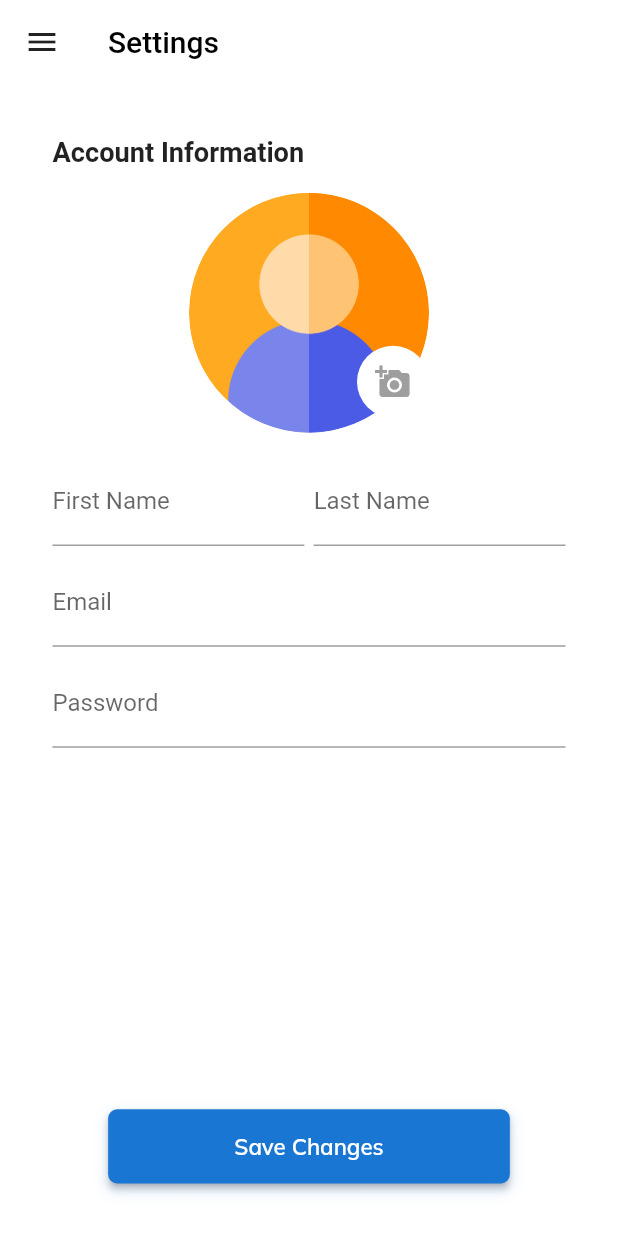
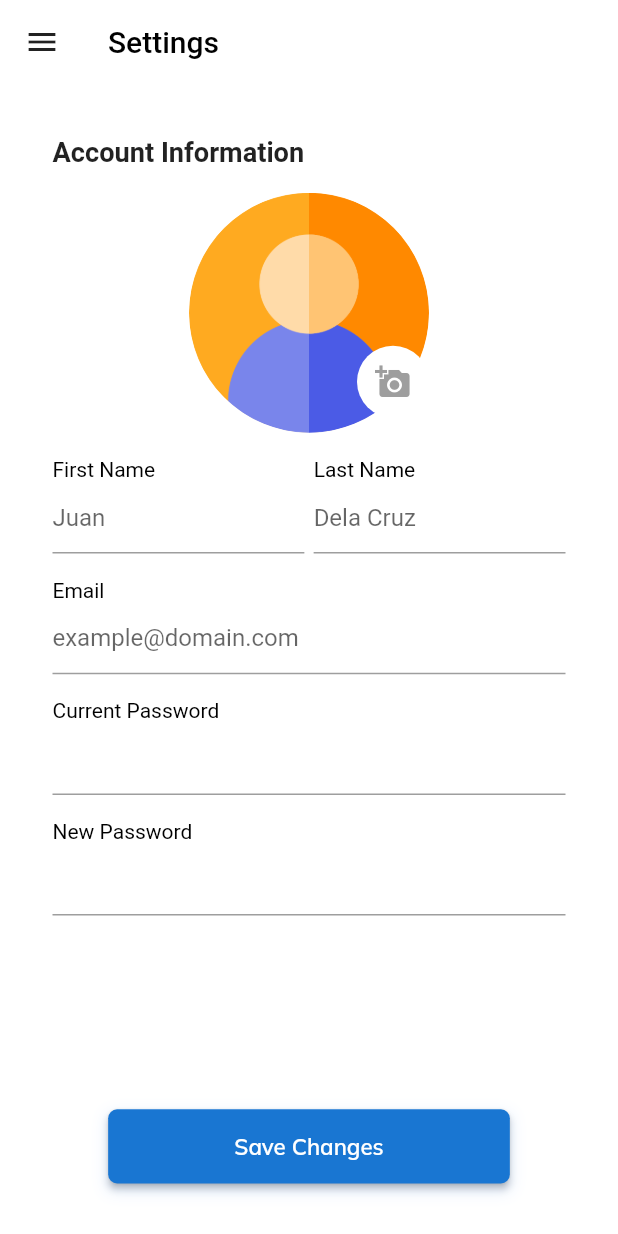
Before and after one commit to Book-cine/booksynation, a Flutter app: the MobileMain screen opened directly with empty values, in the side drawer, after a tap on "Settings", on a phone screen of 412 x 824 dp. Run offline on Flutter 3.47's test engine with Material 2 defaults, Android fonts, the phone set to English and light mode, and no system bars; our stand-ins replace cloud_firestore, firebase_auth, firebase_core, flutter_svg, google_sign_in, introduction_screen and 1 more; accounts and stored records are empty; project files that could hold a hidden picture were left out.

Commit message:
15.1.4 Account Settings Partial 10/20/21

```diff
--- a/booksynation/lib/google_button_web.dart
+++ b/booksynation/lib/google_button_web.dart
@@ -133,7 +133,7 @@ class _GoogleButtonWebState extends State<GoogleButtonWeb> {
                       height: 30.0,
                     ),
                     Padding(
-                      padding: const EdgeInsets.only(left: 20),
+                      padding: const EdgeInsets.only(left: 10),
                       child: Text(
                         'Continue with Google',
                         style: TextStyle(
--- a/booksynation/lib/mobilemain.dart
+++ b/booksynation/lib/mobilemain.dart
@@ -1,6 +1,5 @@
 import 'package:booksynation/main.dart';
 import 'package:booksynation/page/appointment.dart';
-import 'package:booksynation/page/onboarding.dart';
 import 'package:booksynation/page/patient_info/covid_19_info.dart';
 import 'package:booksynation/page/patient_info/widgets/patientData.dart';
 import 'package:booksynation/page/settings.dart';
@@ -211,24 +210,11 @@ class _MobileMainState extends State<MobileMain> {
                   color: Colors.white,
                 )),
             const SizedBox(
-              height: 2,
+              height: 5,
             ),
-            DropdownButtonHideUnderline(
-              child: DropdownButton<String>(
-                value: value,
-                dropdownColor: Colors.teal[200],
-                hint: Text(
-                  email,
-                  style: TextStyle(color: Colors.white, fontSize: 16),
-                ),
-                style: TextStyle(color: Colors.white),
-                icon: Icon(Icons.arrow_drop_down_outlined, color: Colors.white),
-                isExpanded: true,
-                items: emails.map(buildDropItem).toList(),
-                onChanged: (value) => setState(() {
-                  this.value = value;
-                }),
-              ),
+            Text(
+              patient.email,
+              style: TextStyle(color: Colors.white, fontSize: 16),
             ),
           ],
         ),
--- a/booksynation/lib/page/patient_info/widgets/save_changes_button.dart
+++ b/booksynation/lib/page/patient_info/widgets/save_changes_button.dart
@@ -1,7 +1,6 @@
 import 'package:booksynation/page/booksched.dart';
 import 'package:booksynation/page/patient_info/widgets/patientData.dart';
 import 'package:booksynation/web_pages/web_data/assign_vaccine.dart';
-import 'package:booksynation/web_pages/web_data/web_schedules_data.dart';
 import 'package:firebase_auth/firebase_auth.dart';
 import 'package:flutter/material.dart';
 
--- a/booksynation/lib/page/settings.dart
+++ b/booksynation/lib/page/settings.dart
@@ -1,3 +1,4 @@
+import 'package:booksynation/page/patient_info/widgets/patientData.dart';
 import 'package:firebase_auth/firebase_auth.dart';
 import 'package:flutter/material.dart';
 
@@ -19,6 +20,7 @@ class _PatientSettingsState extends State<PatientSettings> {
   Widget build(BuildContext context) {
     final width = MediaQuery.of(context).size.width;
     final height = MediaQuery.of(context).size.height;
+    // final _formKey = GlobalKey<FormState>();
 
     return SafeArea(
       child: Scaffold(
@@ -64,15 +66,30 @@ class _PatientSettingsState extends State<PatientSettings> {
                         ),
                       ),
                     ]),
-
                     SizedBox(height: height * 0.020),
+                    Row(
+                      mainAxisAlignment: MainAxisAlignment.spaceBetween,
+                      children: [
+                        Expanded(
+                          child: Text('First Name',
+                              style:
+                                  TextStyle(color: Colors.black, fontSize: 14)),
+                        ),
+                        SizedBox(width: width * 0.015),
+                        Expanded(
+                          child: Text('Last Name',
+                              style:
+                                  TextStyle(color: Colors.black, fontSize: 14)),
+                        ),
+                      ],
+                    ),
                     Row(
                       mainAxisAlignment: MainAxisAlignment.spaceBetween,
                       children: [
                         Expanded(
                           child: TextField(
                             decoration: InputDecoration(
-                              labelText: 'First Name',
+                              hintText: patient.firstName,
                             ),
                           ),
                         ),
@@ -80,26 +97,41 @@ class _PatientSettingsState extends State<PatientSettings> {
                         Expanded(
                           child: TextField(
                             decoration: InputDecoration(
-                              labelText: 'Last Name',
+                              hintText: patient.lastName,
                             ),
                           ),
                         ),
                       ],
                     ),
-                    SizedBox(height: height * 0.010),
+                    SizedBox(height: height * 0.020),
+                    Align(
+                      alignment: Alignment.centerLeft,
+                      child: Text('Email',
+                          style: TextStyle(color: Colors.black, fontSize: 14)),
+                    ),
                     TextField(
                       decoration: InputDecoration(
-                        labelText: 'Email',
+                        hintText: patient.email,
                       ),
                     ),
-                    SizedBox(height: height * 0.010),
+                    SizedBox(height: height * 0.020),
+                    Align(
+                      alignment: Alignment.centerLeft,
+                      child: Text('Current Password',
+                          style: TextStyle(color: Colors.black, fontSize: 14)),
+                    ),
                     TextField(
                       obscureText: true,
-                      decoration: InputDecoration(
-                        labelText: 'Password',
-                      ),
                     ),
-                    // SizedBox(height: height * 0.010),
+                    SizedBox(height: height * 0.020),
+                    Align(
+                      alignment: Alignment.centerLeft,
+                      child: Text('New Password',
+                          style: TextStyle(color: Colors.black, fontSize: 14)),
+                    ),
+                    TextField(
+                      obscureText: true,
+                    ),
                   ],
                 ),
                 Spacer(),
@@ -116,7 +148,37 @@ class _PatientSettingsState extends State<PatientSettings> {
                     ]),
                     child: ElevatedButton(
                       onPressed: () {
-                        Navigator.pop(context);
+                        // _formKey.currentState!.validate()
+                        if (true) {
+                          ScaffoldMessenger.of(context).showSnackBar(
+                            const SnackBar(
+                              content: Text(
+                                'Saving Changes',
+                              ),
+                            ),
+                          );
+
+                          updatePatientData();
+                          fullname = patient.firstName +
+                              ' ' +
+                              patient.lastName +
+                              ' ' +
+                              ((patient.suffix == 'N/A') ? '' : patient.suffix);
+                          User? user = FirebaseAuth.instance.currentUser;
+                          print("CurrentUser:" + user.toString());
+
+                          Future.delayed(const Duration(seconds: 2), () {
+                            Navigator.pop(context);
+                          });
+                        } else {
+                          ScaffoldMessenger.of(context).showSnackBar(
+                            const SnackBar(
+                              content: Text(
+                                'Please review the fields before submitting.',
+                              ),
+                            ),
+                          );
+                        }
                       },
                       style: ElevatedButton.styleFrom(
                         primary: Colors.blue[700],
--- a/booksynation/lib/web_pages/webregister.dart
+++ b/booksynation/lib/web_pages/webregister.dart
@@ -43,6 +43,8 @@ class _WebRegisterState extends State<WebRegister> {
       child: Scaffold(
         resizeToAvoidBottomInset: true,
         body: Container(
+          height: height,
+          width: width,
           decoration: BoxDecoration(
             color: Color(0xFF3DDD6A).withOpacity(0.10),
           ),
@@ -69,7 +71,7 @@ class _WebRegisterState extends State<WebRegister> {
                 Form(
                   key: _formKey,
                   child: Container(
-                    height: height * 0.70,
+                    height: height * 0.69,
                     width: width * 0.85,
                     alignment: Alignment.center,
                     child: AspectRatio(
@@ -117,7 +119,7 @@ class _WebRegisterState extends State<WebRegister> {
                                     ],
                                   ),
                                   SizedBox(
-                                    height: height * 0.030,
+                                    height: height * 0.010,
                                   ),
                                   TextFormField(
                                     controller: emailController,
--- a/booksynation/lib/web_pages/websettings.dart
+++ b/booksynation/lib/web_pages/websettings.dart
@@ -1,3 +1,5 @@
+import 'package:booksynation/userData.dart';
+import 'package:booksynation/web_pages/web_data/adminData.dart';
 import 'package:flutter/material.dart';
 import 'package:flutter_svg/svg.dart';
 import 'dart:math' as math;
@@ -12,7 +14,7 @@ class WebSettings extends StatefulWidget {
 class _WebSettingsState extends State<WebSettings> {
   @override
   Widget build(BuildContext context) {
-    final name = 'Dr. Jose Aguinaldo';
+    final name = 'Dr. ' + admin.firstName + ' ' + admin.lastName;
     final width = MediaQuery.of(context).size.width - 260;
     final height = MediaQuery.of(context).size.height - 60;
 
@@ -153,7 +155,7 @@ class _WebSettingsState extends State<WebSettings> {
                                   Icons.email,
                                   color: Colors.black,
                                 ),
-                                labelText: 'Email Address',
+                                hintText: userdata.email,
                               ),
                             ),
                             SizedBox(
```
Also changed, not shown: booksynation/lib/web_pages/webmain.dart (+0 -8 lines).
